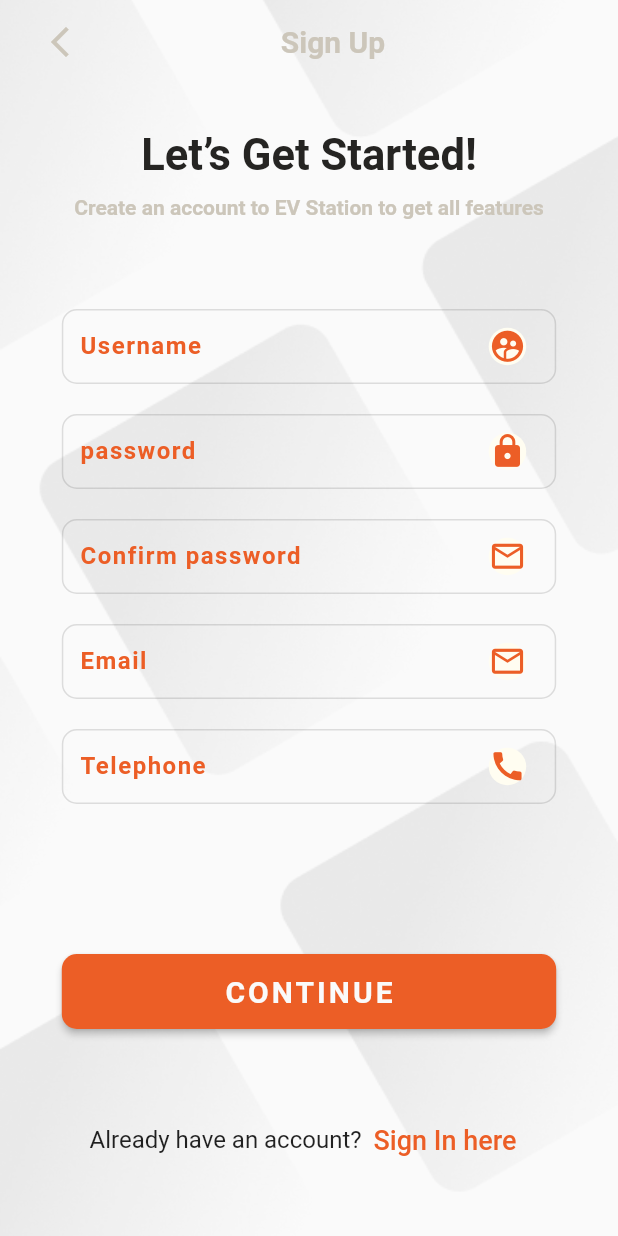
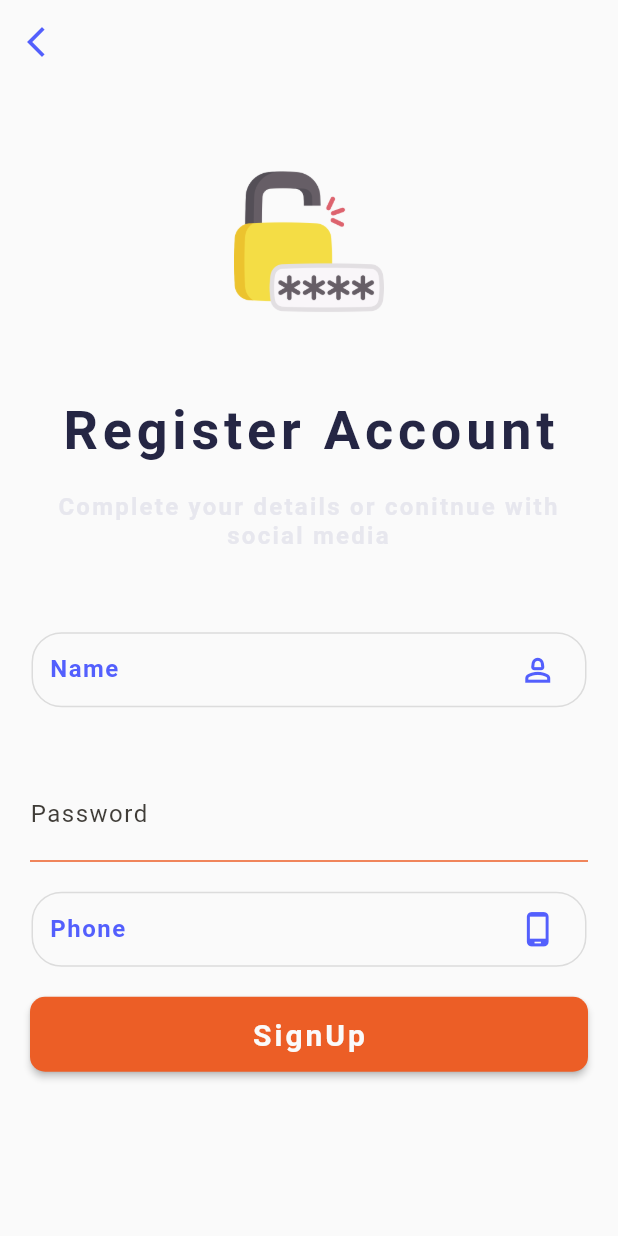
Before and after one commit to RatchanonKhampho/EvStationFinder, a Flutter app: the screen it shows after launch, scrolled down 813 dp, after a tap on "Sign Up", on a phone screen of 412 x 824 dp. Run offline on Flutter 3.47's test engine with Material 2 defaults, Android fonts, the phone set to English and light mode, and no system bars; our stand-ins replace cloud_firestore, connectivity_plus, country_picker, firebase_auth, firebase_core, font_awesome_flutter and 9 more; missing offline and left inert: flutter_facebook_auth; accounts and stored records are empty.

Commit message:
Revert "update Ui"
This reverts commit 331d50fa44299e1f796049d7db8bfa3eb2e647bd.

```diff
--- a/lib/main.dart
+++ b/lib/main.dart
@@ -8,14 +8,14 @@ import 'package:provider/provider.dart';
 const backgroundblue = Color(0xFF535FFD);
 const backgroundwhite = Color(0xFFFAFAFA);
 const Text1 = Color(0xFF252644);
-const Text2 = Color(0xFF878780);
+const Text2 = Color(0xFFACACAE);
 const text3 = Color(0xFFE7E7EE);
 
 const buttoncolors = Color(0xFFEC5E26);
 const textmain = Color(0xFF252422);
-const textmain2 = Color(0xFF878780);
+const textmain2 = Color(0xFF403D38);
 const textmain3 = Color(0xFFCCC6BA);
-const bgcolor = Color(0xFFFFFDF1);
+const bacolor = Color(0xFFFFFDF1);
 
 Future<void> main() async {
   WidgetsFlutterBinding.ensureInitialized();
--- a/lib/screens/Signin.dart
+++ b/lib/screens/Signin.dart
@@ -3,7 +3,7 @@ import 'dart:async';
 import 'package:ev_charger/main.dart';
 import 'package:ev_charger/provider/internet_provider.dart';
 import 'package:ev_charger/provider/sign_in_provider.dart';
-import 'package:ev_charger/screens/signup.dart';
+import 'package:ev_charger/screens/register.dart';
 import 'package:ev_charger/utils/snack_bar.dart';
 import 'package:ev_charger/widgetd/text_fild.dart';
 import 'package:firebase_auth/firebase_auth.dart';
@@ -82,7 +82,7 @@ class _sign_inState extends State<sign_in> {
               ),
               SizedBox(height: 30),
               Container(
-                width: MediaQuery.of(context).size.width * 0.75,
+                width: MediaQuery.of(context).size.width * 0.7,
                 child: Column(
                   children: [
                     Container(
@@ -92,8 +92,8 @@ class _sign_inState extends State<sign_in> {
                           "Welcome",
                           style: TextStyle(
                               fontSize: 30,
-                              color: textmain,
-                              fontWeight: FontWeight.w500),
+                              color: textmain2,
+                              fontWeight: FontWeight.w400),
                         ),
                       ),
                     ),
--- a/lib/screens/complete.dart
+++ b/lib/screens/complete.dart
@@ -1,5 +1,5 @@
 import 'package:ev_charger/main.dart';
-import 'package:ev_charger/screens/signup.dart';
+import 'package:ev_charger/screens/register.dart';
 import 'package:flutter/material.dart';
 
 class CompleteProfile extends StatefulWidget {
--- /dev/null
+++ b/lib/screens/register.dart
@@ -0,0 +1,176 @@
+import 'package:ev_charger/main.dart';
+import 'package:ev_charger/screens/home_screens.dart';
+import 'package:ev_charger/widgetd/custombutton.dart';
+import 'package:ev_charger/widgetd/image.dart';
+import 'package:ev_charger/widgetd/text_fild.dart';
+import 'package:flutter/material.dart';
+import 'package:provider/provider.dart';
+
+import '../provider/internet_provider.dart';
+import '../provider/sign_in_provider.dart';
+import '../utils/next_Screen.dart';
+import '../utils/snack_bar.dart';
+
+class register extends StatefulWidget {
+  const register({super.key});
+
+  @override
+  State<register> createState() => _registerState();
+}
+
+// ignore: camel_case_types
+class _registerState extends State<register> {
+  final TextEditingController _userNameController = TextEditingController();
+  final TextEditingController _emailController = TextEditingController();
+  final TextEditingController _passwordController = TextEditingController();
+  final TextEditingController _phoneController = TextEditingController();
+  @override
+  Widget build(BuildContext context) {
+    return Scaffold(
+      appBar: AppBar(
+        backgroundColor: backgroundwhite,
+        elevation: 0,
+        leading: Row(
+          children: [
+            IconButton(
+              onPressed: () => Navigator.push(
+                context,
+                MaterialPageRoute(builder: (context) => MyApp()),
+              ),
+              icon: Icon(Icons.arrow_back_ios_new),
+              color: backgroundblue,
+            ),
+          ],
+        ),
+      ),
+      body: SafeArea(
+        child: SafeArea(
+            child: SingleChildScrollView(
+          child: Container(
+            width: double.infinity,
+            height: MediaQuery.of(context).size.height,
+            child: Padding(
+              padding: const EdgeInsets.symmetric(horizontal: 20),
+              child: Column(
+                mainAxisAlignment: MainAxisAlignment.spaceEvenly,
+                children: [
+                  Container(
+                    child: logoWidget("images/create.png"),
+                  ),
+                  Container(
+                    child: Column(
+                      children: [
+                        Text(
+                          'Register Account',
+                          style: TextStyle(
+                              fontSize: 36,
+                              fontWeight: FontWeight.w700,
+                              letterSpacing: 3.2,
+                              color: Text1),
+                        ),
+                        SizedBox(
+                          height: 20,
+                        ),
+                        Text(
+                          'Complete your details or conitnue with social media',
+                          textAlign: TextAlign.center,
+                          style: TextStyle(
+                              color: text3,
+                              fontSize: 16,
+                              letterSpacing: 1.5,
+                              fontWeight: FontWeight.w600),
+                        ),
+                      ],
+                    ),
+                  ),
+                  Container(
+                    child: Column(
+                      children: [
+                        TextFromFile(
+                            controller: _userNameController,
+                            labelText: 'Name',
+                            hintText: 'Enter your username  ',
+                            suffixIcon: Icons.person_2_outlined),
+                        const SizedBox(height: 20),
+                        //TextFromFileEmail(controller: _emailController),
+                        const SizedBox(height: 20),
+                        TextFromFilePassword(controller: _passwordController),
+                        const SizedBox(height: 20),
+                        TextFromFile(
+                            controller: _phoneController,
+                            labelText: 'Phone',
+                            hintText: 'Enter your phonenumber  ',
+                            suffixIcon: Icons.phone_android_outlined),
+                        const SizedBox(height: 20),
+                        CustomButton(text: "SignUp", onPressed: handleSignUp)
+                      ],
+                    ),
+                  ),
+                  Container(),
+                  Container(),
+                ],
+              ),
+            ),
+          ),
+        )),
+      ),
+    );
+  }
+
+  void clear() {
+    _emailController.clear();
+    _passwordController.clear();
+    _phoneController.clear();
+    _userNameController.clear();
+  }
+
+  Future handleSignUp() async {
+    final email = _emailController.text;
+    final password = _passwordController.text;
+    final name = _userNameController.text;
+    final phone = _phoneController.text;
+
+    final sp = context.read<SignInProvide>();
+    final ip = context.read<InternetProvider>();
+    await ip.checkInternetConnection();
+
+    if (ip.hasInternet == false) {
+      openSnackbar(context, "Check your Internet connection ", Colors.red);
+    } else {
+      await sp
+          .signUpWithEmailAndPassword(email, password, name, phone)
+          .then((value) {
+        if (sp.hasError == true) {
+          openSnackbar(context, "Error ", Colors.red);
+          clear();
+        } else {
+          // checking whether user exists or not(ตรวจสอบว่ามีผู้ใช้อยู่หรือไม่)
+          sp.checkExistingUser().then((value) async {
+            if (value == true) {
+              // user exists
+              await sp.getUserDataFromFirestore(sp.uid).then((value) => sp
+                  .saveDataToSharedPreferences()
+                  .then((value) => sp.setSignIn().then((value) {
+                        handleAfterSignIn();
+                      })));
+            } else {
+              // user  does not exists
+              sp.saveDataToFirestore().then((value) => sp
+                  .saveDataToSharedPreferences()
+                  .then((value) => sp.setSignIn().then((value) {
+                        handleAfterSignIn();
+                      })));
+            }
+          });
+        }
+      });
+    }
+  }
+
+// handle after signin(จัดการหลังจากลงชื่อเข้าใช้)
+  handleAfterSignIn() {
+    Future.delayed(const Duration(milliseconds: 1000)).then((value) {
+      nextScreenReplace(context, HomeScreen());
+    });
+  }
+}
--- a/lib/screens/signup.dart
+++ /dev/null
@@ -1,227 +0,0 @@
-import 'package:ev_charger/main.dart';
-import 'package:ev_charger/screens/home_screens.dart';
-import 'package:ev_charger/widgetd/custombutton.dart';
-import 'package:ev_charger/widgetd/text_fild.dart';
-import 'package:flutter/material.dart';
-import 'package:provider/provider.dart';
-
-import '../provider/internet_provider.dart';
-import '../provider/sign_in_provider.dart';
-import '../utils/next_Screen.dart';
-import '../utils/snack_bar.dart';
-import 'Signin.dart';
-
-class register extends StatefulWidget {
-  const register({super.key});
-
-  @override
-  State<register> createState() => _registerState();
-}
-
-// ignore: camel_case_types
-class _registerState extends State<register> {
-  final TextEditingController _userNameController = TextEditingController();
-  final TextEditingController _emailController = TextEditingController();
-  final TextEditingController _passwordController = TextEditingController();
-  final TextEditingController _confirmpasswordController =
-      TextEditingController();
-  final TextEditingController _phoneController = TextEditingController();
-  @override
-  Widget build(BuildContext context) {
-    return Scaffold(
-      body: SafeArea(
-        child: Container(
-          decoration: const BoxDecoration(
-            image: DecorationImage(
-              image: AssetImage("images/bg.png"),
-              fit: BoxFit.cover,
-            ),
-          ),
-          child: Column(
-            mainAxisAlignment: MainAxisAlignment.start,
-            children: [
-              Container(
-                child: ListTile(
-                  leading: IconButton(
-                    onPressed: () => Navigator.push(
-                      context,
-                      MaterialPageRoute(builder: (context) => sign_in()),
-                    ),
-                    icon: Icon(Icons.arrow_back_ios_new),
-                    color: textmain3,
-                  ),
-                  title: Align(
-                      alignment: Alignment.bottomCenter,
-                      child: Text(
-                        "Sign Up",
-                        style: TextStyle(
-                            fontSize: 20,
-                            fontWeight: FontWeight.w600,
-                            color: textmain3),
-                      )),
-                  trailing: Text(""),
-                ),
-              ),
-              SizedBox(height: 30),
-              Container(
-                width: MediaQuery.of(context).size.width * 0.8,
-                child: Column(
-                  children: [
-                    Container(
-                      child: Column(
-                        children: [
-                          Text(
-                            "Let’s Get Started!",
-                            style: TextStyle(
-                              fontSize: 29,
-                              fontWeight: FontWeight.bold,
-                              color: textmain,
-                              //letterSpacing: 1
-                            ),
-                          ),
-                          SizedBox(height: 10),
-                          Text(
-                            'Create an account to EV Station to get all features',
-                            textAlign: TextAlign.center,
-                            style: TextStyle(
-                                color: textmain3,
-                                fontSize: 14,
-                                //letterSpacing: 2,
-                                fontWeight: FontWeight.w600),
-                          ),
-                        ],
-                      ),
-                    ),
-                    SizedBox(height: 60),
-                    Container(
-                      child: Column(
-                        children: [
-                          TextFromFile(
-                              controller: _emailController,
-                              labelText: "Username",
-                              hintText: "Enter your username",
-                              suffixIcon: Icons.supervised_user_circle_sharp),
-                          SizedBox(height: 20),
-                          TextFromFile(
-                              controller: _passwordController,
-                              labelText: "password",
-                              hintText: "Enter your password",
-                              suffixIcon: Icons.lock),
-                          SizedBox(height: 20),
-                          TextFromFile(
-                              controller: _emailController,
-                              labelText: "Confirm password",
-                              hintText: "Enter your Confirm password",
-                              suffixIcon: Icons.email_outlined),
-                          SizedBox(height: 20),
-                          TextFromFile(
-                              controller: _emailController,
-                              labelText: "Email",
-                              hintText: "Enter your e-mail",
-                              suffixIcon: Icons.email_outlined),
-                          SizedBox(height: 20),
-                          TextFromFile(
-                              controller: _emailController,
-                              labelText: "Telephone",
-                              hintText: "Enter your Telephone",
-                              suffixIcon: Icons.call),
-                          SizedBox(height: 100),
-                          CustomButtonNext(
-                              text: "CONTINUE", onPressed: handleSignUp),
-                        ],
-                      ),
-                    ),
-                    SizedBox(height: 50),
-                    Container(
-                      width: MediaQuery.of(context).size.width * 0.8,
-                      child: Row(
-                          crossAxisAlignment: CrossAxisAlignment.center,
-                          mainAxisSize: MainAxisSize.max,
-                          mainAxisAlignment: MainAxisAlignment.center,
-                          children: [
-                            const Text(
-                              "Already have an account?",
-                              style: TextStyle(
-                                fontSize: 16,
-                              ),
-                            ),
-                            TextButton(
-                                onPressed: () {
-                                  nextScreen(context, sign_in());
-                                },
-                                child: const Text(
-                                  'Sign In here',
-                                  style: TextStyle(
-                                    fontSize: 18,
-                                    color: buttoncolors,
-                                  ),
-                                ))
-                          ]),
-                    )
-                  ],
-                ),
-              )
-            ],
-          ),
-        ),
-      ),
-    );
-  }
-
-  void clear() {
-    _emailController.clear();
-    _passwordController.clear();
-    _phoneController.clear();
-    _userNameController.clear();
-  }
-
-  Future handleSignUp() async {
-    final email = _emailController.text;
-    final password = _passwordController.text;
-    final name = _userNameController.text;
-    final phone = _phoneController.text;
-
-    final sp = context.read<SignInProvide>();
-    final ip = context.read<InternetProvider>();
-    await ip.checkInternetConnection();
-
-    if (ip.hasInternet == false) {
-      openSnackbar(context, "Check your Internet connection ", Colors.red);
-    } else {
-      await sp
-          .signUpWithEmailAndPassword(email, password, name, phone)
-          .then((value) {
-        if (sp.hasError == true) {
-          openSnackbar(context, "Error ", Colors.red);
-          clear();
-        } else {
-          // checking whether user exists or not(ตรวจสอบว่ามีผู้ใช้อยู่หรือไม่)
-          sp.checkExistingUser().then((value) async {
-            if (value == true) {
-              // user exists
-              await sp.getUserDataFromFirestore(sp.uid).then((value) => sp
-                  .saveDataToSharedPreferences()
-                  .then((value) => sp.setSignIn().then((value) {
-                        handleAfterSignIn();
-                      })));
-            } else {
-              // user  does not exists
-              sp.saveDataToFirestore().then((value) => sp
-                  .saveDataToSharedPreferences()
-                  .then((value) => sp.setSignIn().then((value) {
-                        handleAfterSignIn();
-                      })));
-            }
-          });
-        }
-      });
-    }
-  }
-
-// handle after signin(จัดการหลังจากลงชื่อเข้าใช้)
-  handleAfterSignIn() {
-    Future.delayed(const Duration(milliseconds: 1000)).then((value) {
-      nextScreenReplace(context, HomeScreen());
-    });
-  }
-}
--- a/lib/widgetd/text_fild.dart
+++ b/lib/widgetd/text_fild.dart
@@ -12,44 +12,38 @@ Widget TextFromFile({
       height: 50,
       child: TextFormField(
         controller: controller,
-        cursorColor: buttoncolors,
-        style: const TextStyle(
-          fontSize: 20,
-          fontWeight: FontWeight.w700,
-          letterSpacing: 1,
-          color: textmain,
-        ),
+        cursorColor: Colors.purple,
+        style: TextStyle(
+            fontSize: 20,
+            fontWeight: FontWeight.w700,
+            letterSpacing: 1,
+            color: Text1),
         decoration: InputDecoration(
             labelText: labelText,
-            labelStyle: TextStyle(
-                fontSize: 16, color: buttoncolors, fontWeight: FontWeight.w700),
+            labelStyle: TextStyle(fontSize: 16, color: backgroundblue),
             hintText: hintText,
             hintStyle: TextStyle(
                 fontWeight: FontWeight.w600,
-                color: textmain3,
+                color: text3,
                 letterSpacing: 2,
                 fontSize: 16),
             enabledBorder: OutlineInputBorder(
-              borderRadius: BorderRadius.circular(10.0),
+              borderRadius: BorderRadius.circular(20.0),
               borderSide: const BorderSide(color: Colors.black12),
             ),
-            focusedBorder: OutlineInputBorder(
-              borderRadius: BorderRadius.circular(10.0),
-              borderSide: const BorderSide(color: buttoncolors),
-            ),
             border: OutlineInputBorder(
-              borderRadius: BorderRadius.circular(10),
+              borderRadius: BorderRadius.circular(20.0),
               borderSide: const BorderSide(color: Colors.black12),
             ),
             suffixIcon: Container(
               margin: const EdgeInsets.symmetric(horizontal: 20, vertical: 10),
               decoration: const BoxDecoration(
                 shape: BoxShape.circle,
-                color: bgcolor,
+                color: backgroundwhite,
               ),
               child: Icon(
                 suffixIcon,
-                color: buttoncolors,
+                color: backgroundblue,
                 size: 25,
               ),
             )),
```
Also changed, not shown: lib/screens/Forgot password.dart (+10 -33 lines), lib/screens/create_password.dart (+79 -74 lines), lib/screens/forget_otp.dart (+5 -4 lines).
